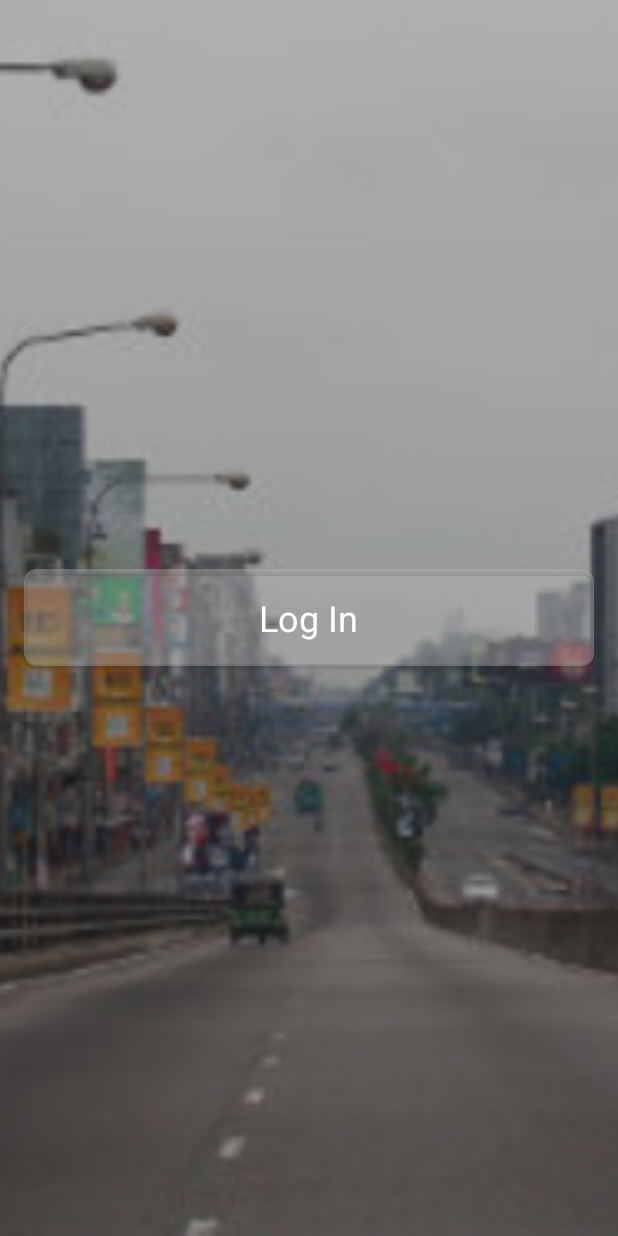
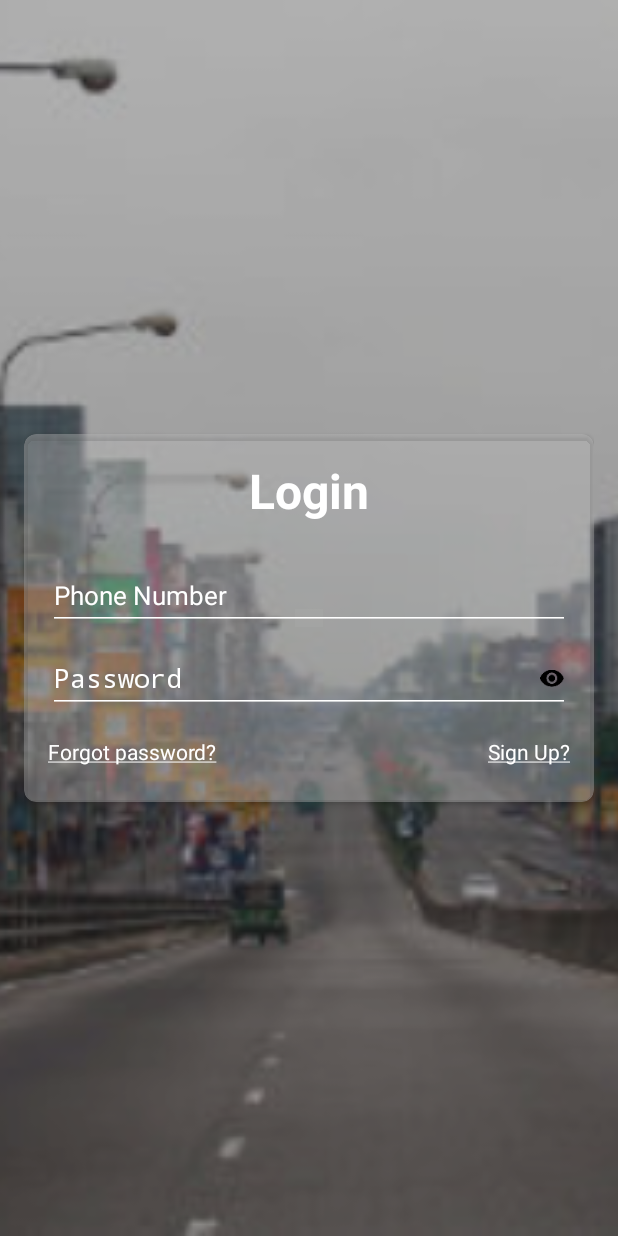
Before and after one commit to rbari/TestGitLab, an Android app: the screen it shows after launch (LoginActivity), on a phone screen of 412 x 824 dp. Run offline under Robolectric (Android 15) with nearby library versions, the phone set to English and light mode, and no system bars; libraries missing offline, so code that uses them is left out: android.support.v8; 9 statements that could not run were skipped.

Commit message:
Login in

```diff
--- a/app/src/main/AndroidManifest.xml
+++ b/app/src/main/AndroidManifest.xml
@@ -20,6 +20,7 @@
         </activity>
         <activity
             android:theme="@style/LogIn"
+            android:windowSoftInputMode="adjustPan"
             android:name=".activity.LoginActivity" />
     </application>
 
--- /dev/null
+++ b/app/src/main/java/com/dhakariders/utils/PasswordEditText.java
@@ -0,0 +1,230 @@
+package com.example.rezwan.letsmakeithappen;
+
+import android.annotation.TargetApi;
+import android.content.Context;
+import android.content.res.ColorStateList;
+import android.content.res.TypedArray;
+import android.graphics.Canvas;
+import android.graphics.ColorFilter;
+import android.graphics.Paint;
+import android.graphics.drawable.Drawable;
+import android.os.Parcel;
+import android.os.Parcelable;
+import android.support.v4.content.ContextCompat;
+import android.support.v7.widget.AppCompatEditText;
+import android.text.InputType;
+import android.text.TextUtils;
+import android.util.AttributeSet;
+import android.view.MotionEvent;
+import android.widget.EditText;
+
+import com.dhakariders.R;
+
+/**
+ * Created by Shine on 09/02/16.
+ */
+public class PasswordEditText extends AppCompatEditText {
+
+    private final int EXTRA_TOUCH_AREA = 50;
+    private Drawable mHideDrawable;
+    private Drawable mShowDrawable;
+    private boolean mPasswordVisible = false;
+    private boolean touchDown;
+    private boolean mShowAsText;
+    private String mHideTextString;
+    private String mShowTextString;
+
+
+    public PasswordEditText(Context context) {
+        super(context);
+    }
+
+    public PasswordEditText(Context context, AttributeSet attrs) {
+        super(context, attrs);
+        init(context, attrs, 0, 0);
+    }
+
+
+    public PasswordEditText(Context context, AttributeSet attrs, int defStyleAttr) {
+        super(context, attrs, defStyleAttr);
+        init(context, attrs, 0, 0);
+    }
+
+    private void init(Context context, AttributeSet attrs, int defStyleAttr, int defStyleRes) {
+        TypedArray a = context.obtainStyledAttributes(attrs, R.styleable.password_edit_text, defStyleAttr, defStyleRes);
+
+        int hideDrawableResId = R.drawable.in_anshul_hide_password;
+        int showDrawableResId = R.drawable.in_anshul_show_password;
+
+        try {
+            mPasswordVisible = a.getBoolean(R.styleable.password_edit_text_password_visible, false);
+            hideDrawableResId = a.getResourceId(R.styleable.password_edit_text_hide_drawable, hideDrawableResId);
+            showDrawableResId = a.getResourceId(R.styleable.password_edit_text_show_drawable, showDrawableResId);
+            mShowAsText = a.getBoolean(R.styleable.password_edit_text_show_as_text, false);
+            if (mShowAsText) {
+                mShowTextString = a.getString(R.styleable.password_edit_text_show_text);
+                mHideTextString = a.getString(R.styleable.password_edit_text_hide_text);
+            }
+        } finally {
+            a.recycle();
+            mHideDrawable = ContextCompat.getDrawable(getContext(), hideDrawableResId);
+            mShowDrawable = ContextCompat.getDrawable(getContext(), showDrawableResId);
+            if (mShowAsText) {
+                mHideTextString = TextUtils.isEmpty(mHideTextString) ? getContext().getString(R.string.hide_text) : mHideTextString;
+                mShowTextString = TextUtils.isEmpty(mShowTextString) ? getContext().getString(R.string.show_text) : mShowTextString;
+            }
+        }
+
+        mHideDrawable.setBounds(0, 0, mHideDrawable.getIntrinsicWidth(), mHideDrawable.getIntrinsicHeight());
+        mShowDrawable.setBounds(0, 0, mShowDrawable.getIntrinsicWidth(), mShowDrawable.getIntrinsicHeight());
+        if (mPasswordVisible) {
+            showPassword();
+        } else {
+            hidePassword();
+        }
+    }
+
+
+    private void togglePasswordView() {
+        if (mPasswordVisible) {
+            hidePassword();
+        } else {
+            showPassword();
+        }
+    }
+
+    private void showPassword() {
+        if (mShowAsText) {
+            setCompoundDrawables(null, null, new TextDrawable(mHideTextString), null);
+        } else {
+            setCompoundDrawables(null, null, mHideDrawable, null);
+        }
+        setInputType(InputType.TYPE_CLASS_TEXT |InputType.TYPE_TEXT_VARIATION_VISIBLE_PASSWORD);
+        setSelection(getText().length());
+        mPasswordVisible = true;
+    }
+
+    private void hidePassword() {
+        if (mShowAsText) {
+            setCompoundDrawables(null, null, new TextDrawable(mShowTextString), null);
+        } else {
+            setCompoundDrawables(null, null, mShowDrawable, null);
+        }
+        setInputType(InputType.TYPE_CLASS_TEXT | InputType.TYPE_TEXT_VARIATION_PASSWORD);
+        setSelection(getText().length());
+        mPasswordVisible = false;
+    }
+
+    @Override
+    public boolean onTouchEvent(MotionEvent event) {
+        final int right = getRight();
+        final int drawableSize = getCompoundPaddingRight();
+        final int x = (int) event.getX();
+        switch (event.getAction()) {
+            case MotionEvent.ACTION_DOWN:
+                if (x + EXTRA_TOUCH_AREA >= right - drawableSize && x <= right + EXTRA_TOUCH_AREA) {
+                    touchDown = true;
+                    return true;
+                }
+                break;
+            case MotionEvent.ACTION_UP:
+                if (x + EXTRA_TOUCH_AREA >= right - drawableSize && x <= right + EXTRA_TOUCH_AREA && touchDown) {
+                    touchDown = false;
+                    togglePasswordView();
+                    return true;
+                }
+                touchDown = false;
+                break;
+
+        }
+        return super.onTouchEvent(event);
+    }
+
+    @Override
+    public Parcelable onSaveInstanceState() {
+        Parcelable saveState = super.onSaveInstanceState();
+        return new SavedState(saveState, mPasswordVisible);
+    }
+
+    @Override
+    public void onRestoreInstanceState(Parcelable state) {
+
+        SavedState savedState = (SavedState) state;
+
+        mPasswordVisible = savedState.isPasswordVisible();
+        if (mPasswordVisible) {
+            showPassword();
+        } else {
+            hidePassword();
+        }
+        super.onRestoreInstanceState(savedState.getSuperState());
+    }
+
+    private static class SavedState extends BaseSavedState {
+
+        private boolean isPasswordVisible = false;
+
+        public SavedState(Parcel source) {
+            super(source);
+            isPasswordVisible = source.readByte() != 0;
+        }
+
+        public SavedState(Parcelable superState, boolean passwordVisible) {
+            super(superState);
+            isPasswordVisible = passwordVisible;
+        }
+
+        @Override
+        public void writeToParcel(Parcel out, int flags) {
+            super.writeToParcel(out, flags);
+            out.writeByte((byte) (isPasswordVisible == true ? 1 : 0));
+        }
+
+        public static final Parcelable.Creator<SavedState> CREATOR = new Creator<SavedState>() {
+
+            public SavedState createFromParcel(Parcel in) {
+                return new SavedState(in);
+            }
+
+            public SavedState[] newArray(int size) {
+                return new SavedState[size];
+            }
+
+        };
+
+        public boolean isPasswordVisible() {
+            return isPasswordVisible;
+        }
+    }
+
+    private class TextDrawable extends Drawable {
+        private String mText = "";
+        private ColorStateList mPrefixTextColor;
+
+        public TextDrawable(String text) {
+            mText = text;
+            mPrefixTextColor = getTextColors();
+            setBounds(0, 0, (int) getPaint().measureText(mText), (int) getTextSize());
+        }
+
+        @Override
+        public void draw(Canvas canvas) {
+            Paint paint = getPaint();
+
+            paint.setColor(mPrefixTextColor.getColorForState(getDrawableState(), 0));
+            int lineBaseline = getLineBounds(0, null);
+            canvas.drawText(mText, 0, canvas.getClipBounds().top + lineBaseline, paint);
+        }
+
+        @Override
+        public void setAlpha(int alpha) {/* Not supported */}
+
+        @Override
+        public void setColorFilter(ColorFilter colorFilter) {/* Not supported */}
+
+        @Override
+        public int getOpacity() {
+            return 1;
+        }
+    }
+}
--- a/app/src/main/res/layout/activity_login.xml
+++ b/app/src/main/res/layout/activity_login.xml
@@ -28,26 +28,95 @@
         android:padding="16dp">
 
         <android.support.v7.widget.CardView
-            app:cardCornerRadius="8dp"
+            android:layout_centerInParent="true"
             android:layout_width="match_parent"
             android:layout_height="wrap_content"
-            android:layout_centerInParent="true"
-            app:cardBackgroundColor="@color/login_cardview_bg">
+            app:cardBackgroundColor="@color/login_cardview_bg"
+            app:cardCornerRadius="8dp">
 
             <LinearLayout
+                android:focusable="true"
+                android:focusableInTouchMode="true"
                 android:layout_width="match_parent"
                 android:layout_height="wrap_content"
-                android:gravity="center"
+                android:orientation="vertical"
                 android:padding="16dp">
 
                 <TextView
-                    android:layout_width="wrap_content"
+                    android:layout_width="match_parent"
                     android:layout_height="wrap_content"
-                    android:text="Log In"
-                    android:textColor="@android:color/white"
-                    android:textSize="24sp" />
+                    android:layout_marginBottom="16dp"
+                    android:text="Login"
+                    android:textAlignment="center"
+                    android:textSize="32sp"
+                    android:textStyle="bold" />
+
+
+                <android.support.design.widget.TextInputLayout
+                    android:layout_width="match_parent"
+                    android:layout_height="wrap_content"
+                    android:layout_gravity="center">
+
+
+                    <EditText
+                        android:layout_width="match_parent"
+                        android:layout_height="wrap_content"
+                        android:ems="20"
+                        android:hint="Phone Number"
+                        android:inputType="phone"
+                        android:maxLength="9"
+                        android:textSize="17sp">
+
+                    </EditText>
+
+                </android.support.design.widget.TextInputLayout>
+
+
+                <android.support.design.widget.TextInputLayout
+                    android:layout_width="match_parent"
+                    android:layout_height="wrap_content"
+                    android:layout_gravity="center">
+
+
+                    <com.example.rezwan.letsmakeithappen.PasswordEditText
+                        android:layout_width="match_parent"
+                        android:layout_height="wrap_content"
+                        android:ems="20"
+                        android:hint="Password"
+                        android:inputType="phone"
+                        android:maxLength="9"
+                        android:textColor="@android:color/white"
+                        android:textSize="17sp" />
+
+                </android.support.design.widget.TextInputLayout>
+
+                <RelativeLayout
+                    android:layout_width="match_parent"
+                    android:layout_height="wrap_content">
+                    <TextView
+                        android:layout_alignParentLeft="true"
+                        android:layout_width="wrap_content"
+                        android:layout_height="wrap_content"
+                        android:paddingBottom="8dp"
+                        android:paddingTop="16dp"
+                        android:text="@string/forgot_password" />
+
+                    <TextView
+                        android:layout_alignParentRight="true"
+                        android:layout_width="wrap_content"
+                        android:layout_height="wrap_content"
+                        android:paddingBottom="8dp"
+                        android:paddingTop="16dp"
+                        android:text="@string/sign_up"
+                        android:textAllCaps="false" />
+
+
+                </RelativeLayout>
+
+
+
+
             </LinearLayout>
-
         </android.support.v7.widget.CardView>
     </RelativeLayout>
 
--- a/app/src/main/res/values-v19/styles.xml
+++ b/app/src/main/res/values-v19/styles.xml
@@ -12,9 +12,17 @@
     <style name="LogIn" parent="Theme.AppCompat.Light.NoActionBar">
         <item name="colorPrimary">@color/primary</item>
         <item name="colorPrimaryDark">@color/primary_dark</item>
-        <item name="colorAccent">@color/accent</item>
+        <item name="colorAccent">@color/white</item>
         <item name="android:windowTranslucentStatus">true</item>
         <item name="android:windowTranslucentNavigation">true</item>
+
+        <item name="android:textColor">@color/white</item>
+        <item name="android:textColorHint">@color/white</item>
+        <item name="android:editTextColor">@color/white</item>
+        <item name="colorControlNormal">@color/white</item>
+        <item name="colorControlActivated">@color/white</item>
     </style>
 
+
+
 </resources>
--- a/app/src/main/res/values/colors.xml
+++ b/app/src/main/res/values/colors.xml
@@ -14,4 +14,5 @@
     <color name="divider">#BDBDBD</color>
     <color name="login_overlay">#64363636</color>
     <color name="login_cardview_bg">#64bababa</color>
+    <color name="white">#FFFFFF</color>
 </resources>
--- a/app/src/main/res/values/strings.xml
+++ b/app/src/main/res/values/strings.xml
@@ -1,3 +1,7 @@
 <resources>
     <string name="app_name">Dhaka Riders</string>
+    <string name="hide_text">HIDE</string>
+    <string name="show_text">SHOW</string>
+    <string name="forgot_password"><u>Forgot password?</u></string>
+    <string name="sign_up"><u>Sign Up?</u></string>
 </resources>
--- a/app/src/main/res/values/styles.xml
+++ b/app/src/main/res/values/styles.xml
@@ -19,6 +19,12 @@
         <item name="colorPrimary">@color/primary</item>
         <item name="colorPrimaryDark">@color/primary_dark</item>
         <item name="colorAccent">@color/accent</item>
+
+        <item name="android:textColor">@color/white</item>
+        <item name="android:textColorHint">@color/white</item>
+        <item name="android:editTextColor">@color/white</item>
+        <item name="colorControlNormal">@color/white</item>
+        <item name="colorControlActivated">@color/white</item>
     </style>
 
 
```
Also changed, not shown: app/src/main/res/values/attrs.xml (+11 -0 lines), app/src/main/res/drawable-xxxhdpi/in_anshul_hide_password.png (added), app/src/main/res/drawable-xxxhdpi/in_anshul_show_password.png (added).
